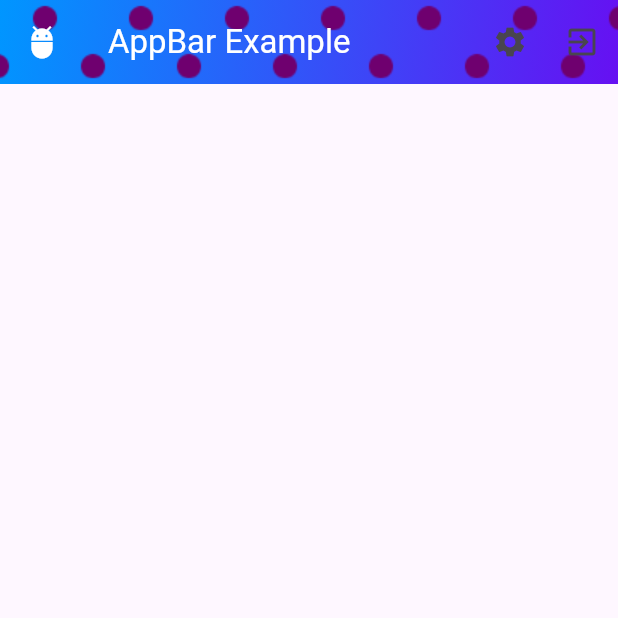
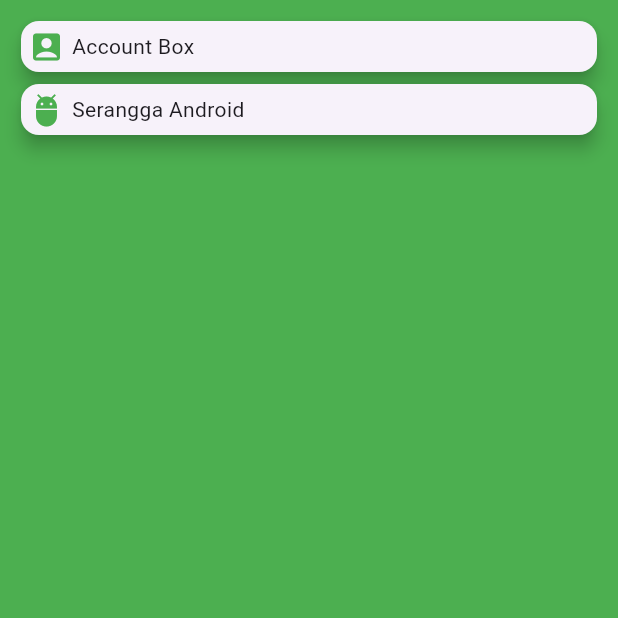
Before and after one commit to yabsiraditya/learn-flutter, a Flutter app: the screen it shows after launch, on a phone screen of 412 x 824 dp, the top half of it. Run offline on Flutter 3.47's test engine with Material 3 defaults, Android fonts, the phone set to English and light mode, and no system bars.

Commit message:
day 6 learn-flutter Card Widget

```diff
--- a/lib/main.dart
+++ b/lib/main.dart
@@ -9,32 +9,34 @@ class MyApp extends StatelessWidget {
   Widget build(BuildContext context) {
     return MaterialApp(
       home: Scaffold(
-        appBar: AppBar(
-          leading: Icon(
-            Icons.adb,
-            color: Colors.white,
-          ),
-          title: Text(
-            "AppBar Example",
-            style: TextStyle(color: Colors.white),
-          ),
-          actions: <Widget>[
-            IconButton(onPressed: () {}, icon: Icon(Icons.settings)),
-            IconButton(onPressed: () {}, icon: Icon(Icons.exit_to_app)),
-          ],
-          flexibleSpace: Container(
-            decoration: BoxDecoration(
-                gradient: LinearGradient(
-                    colors: [Color(0xff0096ff), Color(0xff6610f2)],
-                    begin: FractionalOffset.topLeft,
-                    end: FractionalOffset.bottomRight),
-                image: DecorationImage(
-                    image: AssetImage("images/doted.png"),
-                    fit: BoxFit.none,
-                    repeat: ImageRepeat.repeat)),
+        backgroundColor: Colors.green,
+        body: Container(
+          margin: EdgeInsets.all(10),
+          child: ListView(
+            children: <Widget>[
+              buildCard(Icons.account_box, "Account Box"),
+              buildCard(Icons.adb, "Serangga Android"),
+            ],
           ),
         ),
       ),
     );
   }
+
+  Card buildCard(IconData iconData, String text) {
+    return Card(
+      elevation: 5,
+      child: Row(
+        children: <Widget>[
+          Container(
+              margin: EdgeInsets.all(5),
+              child: Icon(
+                iconData,
+                color: Colors.green,
+              )),
+          Text(text)
+        ],
+      ),
+    );
+  }
 }
```
